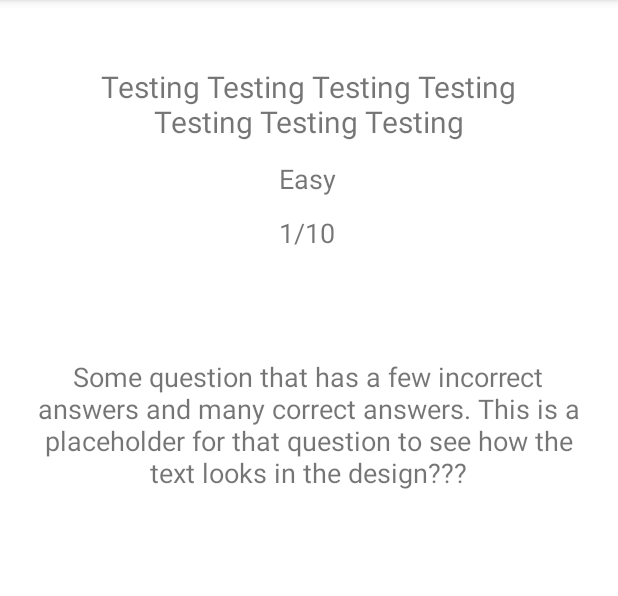
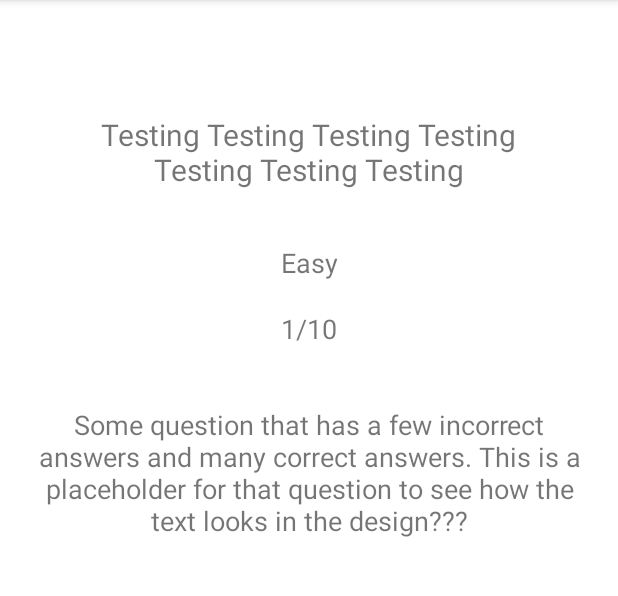
Before and after one commit to jm0rt1/Android-FinalProject, an Android app: the CurrentGameActivity screen opened directly, with no data from a screen before it, on a phone screen of 412 x 824 dp, the part 84-680 px from its top. Run offline under Robolectric (Android 15) with nearby library versions, the phone set to English and light mode, and no system bars; 1 statement that could not run was skipped.

Commit message:
Able to load up the start of a game

```diff
--- a/app/src/main/java/com/example/finalproject/CurrentGameActivity.java
+++ b/app/src/main/java/com/example/finalproject/CurrentGameActivity.java
@@ -3,13 +3,21 @@ package com.example.finalproject;
 import androidx.appcompat.app.AppCompatActivity;
 
 import android.os.Bundle;
+import android.widget.TextView;
+
+import com.example.finalproject.model.Model;
 
 public class CurrentGameActivity extends AppCompatActivity {
-
+    int currentQuestion= 0;
+    TextView categoryTextView;
     @Override
     protected void onCreate(Bundle savedInstanceState) {
         super.onCreate(savedInstanceState);
         setContentView(R.layout.activity_current_game);
+        Model m = Model.getInstance();
+        categoryTextView = findViewById(R.id.category_text_view);
+        categoryTextView.setText(Model.getInstance().getCurrentGame().getCategory().getmName());
+
 
 
     }
--- a/app/src/main/java/com/example/finalproject/adapters/GameCategoryRecyclerAdapter.java
+++ b/app/src/main/java/com/example/finalproject/adapters/GameCategoryRecyclerAdapter.java
@@ -51,6 +51,7 @@ public class GameCategoryRecyclerAdapter extends RecyclerView.Adapter<GameCatego
         holder.difficultySpinner.setAdapter(adapter);
 
         holder.categoryTextView.setText(mCategories.getsCategories().get(position).getmName());
+        holder.category = mCategories.getsCategories().get(position);
 
     }
 
--- a/app/src/main/res/layout/activity_current_game.xml
+++ b/app/src/main/res/layout/activity_current_game.xml
@@ -7,15 +7,15 @@
     tools:context=".CurrentGameActivity">
 
     <TextView
-        android:id="@+id/textView"
+        android:id="@+id/category_text_view"
         android:layout_width="330dp"
         android:layout_height="wrap_content"
-        android:layout_marginTop="44dp"
+        android:layout_marginTop="76dp"
         android:text="@string/testing_testing_testing_testing_testing_testing_testing"
         android:textAlignment="center"
         android:textSize="20sp"
         app:layout_constraintEnd_toEndOf="parent"
-        app:layout_constraintHorizontal_bias="0.496"
+        app:layout_constraintHorizontal_bias="0.493"
         app:layout_constraintStart_toStartOf="parent"
         app:layout_constraintTop_toTopOf="parent" />
 
@@ -23,25 +23,23 @@
         android:id="@+id/difficulty_text"
         android:layout_width="62dp"
         android:layout_height="28dp"
-        android:layout_marginTop="12dp"
+        android:layout_marginTop="36dp"
         android:text="@string/easy"
+        android:textAlignment="center"
         android:textSize="18sp"
-        android:textAlignment="center"
         app:layout_constraintEnd_toEndOf="parent"
-        app:layout_constraintHorizontal_bias="0.498"
         app:layout_constraintStart_toStartOf="parent"
-        app:layout_constraintTop_toBottomOf="@+id/textView" />
+        app:layout_constraintTop_toBottomOf="@+id/category_text_view" />
 
     <TextView
         android:id="@+id/question_counter"
         android:layout_width="62dp"
         android:layout_height="28dp"
-        android:layout_marginTop="8dp"
+        android:layout_marginTop="16dp"
         android:text="@string/_1_10"
+        android:textAlignment="center"
         android:textSize="18sp"
-        android:textAlignment="center"
         app:layout_constraintEnd_toEndOf="parent"
-        app:layout_constraintHorizontal_bias="0.498"
         app:layout_constraintStart_toStartOf="parent"
         app:layout_constraintTop_toBottomOf="@+id/difficulty_text" />
 
@@ -49,13 +47,12 @@
         android:id="@+id/question_text_view"
         android:layout_width="364dp"
         android:layout_height="182dp"
-        android:layout_marginTop="68dp"
+        android:layout_marginTop="36dp"
         android:isScrollContainer="true"
         android:text="@string/placeholder_question"
         android:textAlignment="center"
         android:textSize="18sp"
         app:layout_constraintEnd_toEndOf="parent"
-        app:layout_constraintHorizontal_bias="0.489"
         app:layout_constraintStart_toStartOf="parent"
         app:layout_constraintTop_toBottomOf="@+id/question_counter" />
 
@@ -63,10 +60,10 @@
         android:id="@+id/answer_list"
         android:layout_width="364dp"
         android:layout_height="169dp"
+        android:layout_marginTop="64dp"
         android:isScrollContainer="true"
-        app:layout_constraintBottom_toBottomOf="parent"
         app:layout_constraintEnd_toEndOf="parent"
+        app:layout_constraintHorizontal_bias="0.489"
         app:layout_constraintStart_toStartOf="parent"
-        app:layout_constraintTop_toBottomOf="@+id/question_text_view"
-        app:layout_constraintVertical_bias="0.421" />
+        app:layout_constraintTop_toBottomOf="@+id/question_text_view" />
 </androidx.constraintlayout.widget.ConstraintLayout>
```
Also changed, not shown: app/src/main/java/com/example/finalproject/NewGameActivity.java (+7 -2 lines), app/src/main/java/com/example/finalproject/model/Game.java (+7 -0 lines), app/src/main/java/com/example/finalproject/model/Model.java (+53 -0 lines), app/src/main/java/com/example/finalproject/viewHolders/GameCategoryItemViewHolder.java (+15 -2 lines), app/src/main/res/layout/game_category_item.xml (+8 -8 lines).
